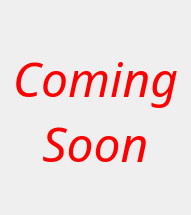
This is view/plaster.ui in cmh1027/everytimeUtility as Qt 5 draws it before an edit. The edited form follows.
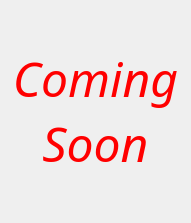
This is the edited form.

```diff
--- a/view/plaster.ui
+++ b/view/plaster.ui
@@ -7,7 +7,7 @@
     <x>0</x>
     <y>0</y>
     <width>191</width>
-    <height>215</height>
+    <height>223</height>
    </rect>
   </property>
   <property name="windowTitle">
```
